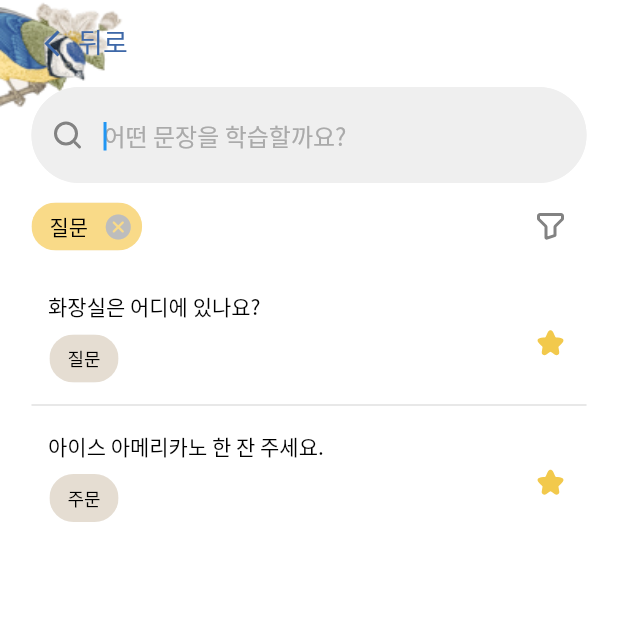
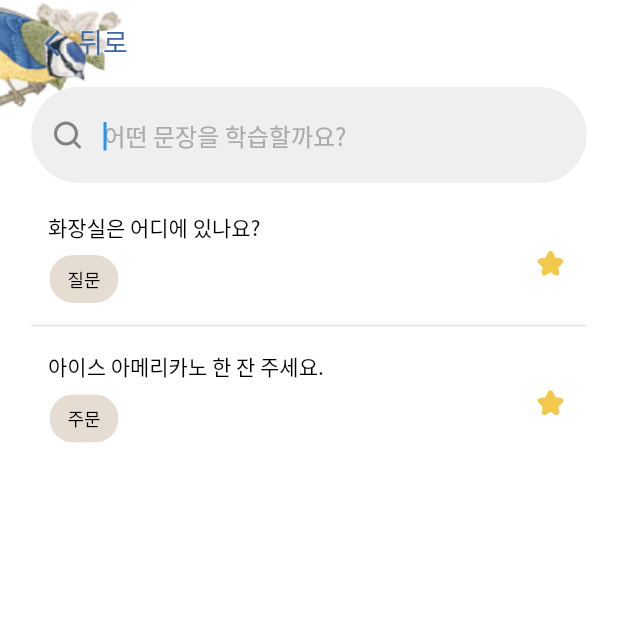
Before and after one commit to YeonJeans/Saera-Flutter, a Flutter app: the SearchPage screen opened directly, on a phone screen of 412 x 824 dp, the top half of it. Run offline on Flutter 3.47's test engine with Material 2 defaults, Android fonts, the phone set to English and light mode, and no system bars; our stand-ins replace flutter_svg.

Commit message:
[Delete/#15] Delete filter section

```diff
--- a/lib/learn/search_learn/presentation/search_learn_screen.dart
+++ b/lib/learn/search_learn/presentation/search_learn_screen.dart
@@ -82,43 +82,6 @@ class _SearchPageState extends State<SearchPage> {
         ],
     );
 
-    Widget filterSection = Container(
-      padding: const EdgeInsets.only(top: 5.0),
-      child: Row(
-        mainAxisAlignment: MainAxisAlignment.spaceBetween,
-        children: [
-          Row(
-            children: [
-              Wrap(
-                spacing: 10.0,
-                children: [
-                  Chip(
-                    label: Text(
-                        '질문',
-                      style: TextStyles.regular00TextStyle,
-                    ),
-                    backgroundColor: ColorStyles.saeraYellow,
-                    deleteIcon: const Icon(
-                      Icons.cancel_rounded,
-                      color: ColorStyles.deleteGray,
-                      size: 20.0,
-                    ),
-                    onDeleted: () {
-                      print("deleted");
-                    },
-                  ),
-                ],
-              )
-            ],
-          ),
-          IconButton(
-              onPressed: null,
-              icon: SvgPicture.asset('assets/icons/filter.svg')
-          )
-        ],
-      ),
-    );
-
     List<BookmarkListData> statement = [
       BookmarkListData('화장실은 어디에 있나요?', '질문'),
       BookmarkListData('아이스 아메리카노 한 잔 주세요.', '주문')
@@ -149,7 +112,6 @@ class _SearchPageState extends State<SearchPage> {
                   children: <Widget>[
                     appBarSection,
                     searchSection,
-                    filterSection,
                     statementSection
                   ],
                 ),
```
